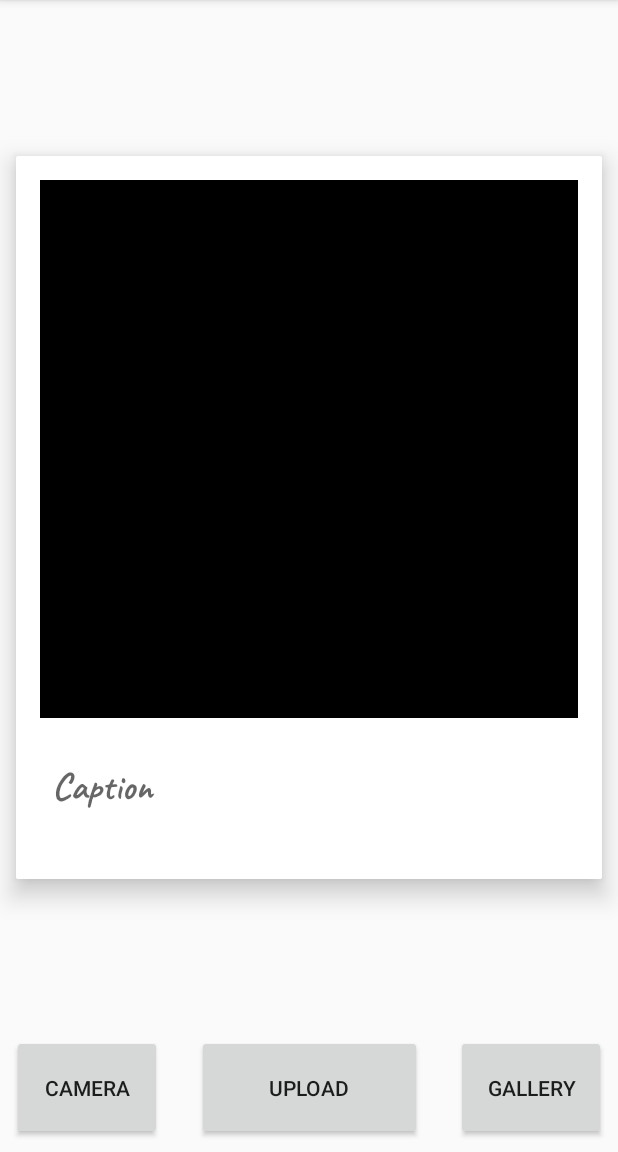
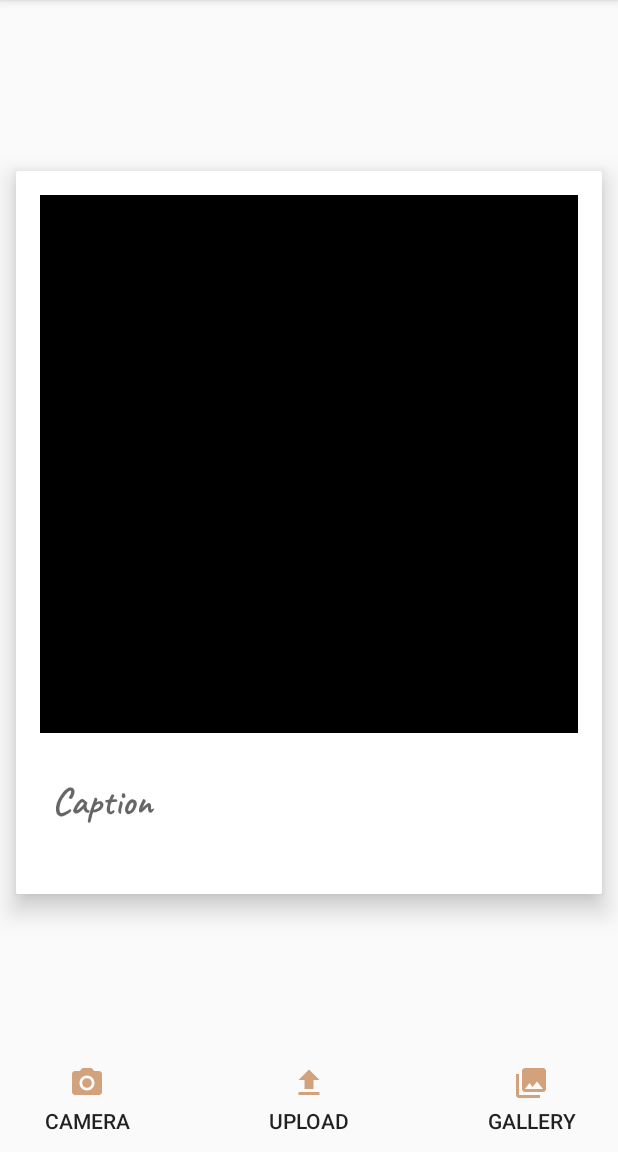
Before and after one commit to AHoflin/group10proj, an Android app: the fragment CameraFragment shown on its own in the app's theme, on a phone screen of 412 x 824 dp, the part 84-1236 px from its top. Run offline under Robolectric (Android 15) with nearby library versions, the phone set to English and light mode, and no system bars; our stand-ins replace Firebase (no records; nobody signed in at launch, a user with empty details on screens opened directly); libraries missing offline, so code that uses them is left out: com.theartofdev.edmodo; network calls fail; 1 statement that could not run was skipped.

Commit message:
Small bug fixes

```diff
--- a/app/src/main/res/layout/activity_main.xml
+++ b/app/src/main/res/layout/activity_main.xml
@@ -5,7 +5,8 @@
         xmlns:app="http://schemas.android.com/apk/res-auto"
         android:layout_width="match_parent"
         android:layout_height="match_parent"
-        tools:context=".MainActivity">
+        tools:context=".MainActivity"
+        >
 
     <com.example.jdeiv.picoftheday.NonSwipeableViewPager
             android:id="@+id/view_pager"
--- a/app/src/main/res/layout/fragment_camera.xml
+++ b/app/src/main/res/layout/fragment_camera.xml
@@ -3,7 +3,8 @@
 
         xmlns:android="http://schemas.android.com/apk/res/android"
         xmlns:app="http://schemas.android.com/apk/res-auto" xmlns:tools="http://schemas.android.com/tools" android:layout_width="match_parent"
-        android:layout_height="match_parent">
+        android:layout_height="match_parent"
+        >
 
     <android.support.v7.widget.CardView
             android:layout_width="match_parent"
@@ -66,29 +67,41 @@
     </android.support.v7.widget.CardView>
 
     <Button android:layout_width="150dp"
-            android:layout_height="70dp"
+            android:layout_height="50dp"
             android:text="@string/camera_upload_button_text"
             android:id="@+id/upload_to_db_button"
             android:layout_marginBottom="8dp"
             app:layout_constraintBottom_toBottomOf="parent" app:layout_constraintStart_toEndOf="@+id/btn_take_photo"
             android:layout_marginStart="8dp" app:layout_constraintEnd_toStartOf="@+id/btn_select_photo"
-            android:layout_marginEnd="8dp"/>
+            android:layout_marginEnd="8dp"
+
+            android:drawableTop="@drawable/ic_file_upload"
+                 android:background="@null"
+
+    />
     <Button
             android:text="@string/btn_take_photo"
             android:layout_width="100dp"
-            android:layout_height="70dp"
+            android:layout_height="50dp"
             android:id="@+id/btn_take_photo"
             android:layout_marginBottom="8dp" app:layout_constraintBottom_toBottomOf="parent"
             app:layout_constraintStart_toStartOf="parent" android:layout_marginStart="8dp"
+            android:drawableTop="@drawable/ic_camera"
+            android:background="@null"
+
     />
     <Button
             android:text="@string/btn_select_photo"
             android:layout_width="100dp"
-            android:layout_height="70dp"
+            android:layout_height="50dp"
             android:id="@+id/btn_select_photo"
             app:layout_constraintEnd_toEndOf="parent"
             android:layout_marginEnd="8dp"
             android:layout_marginBottom="8dp" app:layout_constraintBottom_toBottomOf="parent"
+            android:drawableTop="@drawable/ic_collections"
+
+            android:background="@null"
+
     />
 
 </android.support.constraint.ConstraintLayout>
--- a/app/src/main/res/layout/fragment_home.xml
+++ b/app/src/main/res/layout/fragment_home.xml
@@ -2,7 +2,8 @@
 <LinearLayout xmlns:android="http://schemas.android.com/apk/res/android"
               xmlns:app="http://schemas.android.com/apk/res-auto"
               android:layout_width="match_parent"
-              android:layout_height="match_parent" android:orientation="vertical">
+              android:layout_height="match_parent" android:orientation="vertical"
+              >
 
 
     <android.support.v7.widget.RecyclerView
--- a/app/src/main/res/layout/fragment_picoftheday.xml
+++ b/app/src/main/res/layout/fragment_picoftheday.xml
@@ -1,7 +1,8 @@
 <?xml version="1.0" encoding="utf-8"?>
 <LinearLayout xmlns:android="http://schemas.android.com/apk/res/android"
               android:layout_width="match_parent"
-              android:layout_height="match_parent">
+              android:layout_height="match_parent"
+              >
 
 
     <TextView
```
Also changed, not shown: app/src/main/AndroidManifest.xml (+5 -5 lines).
